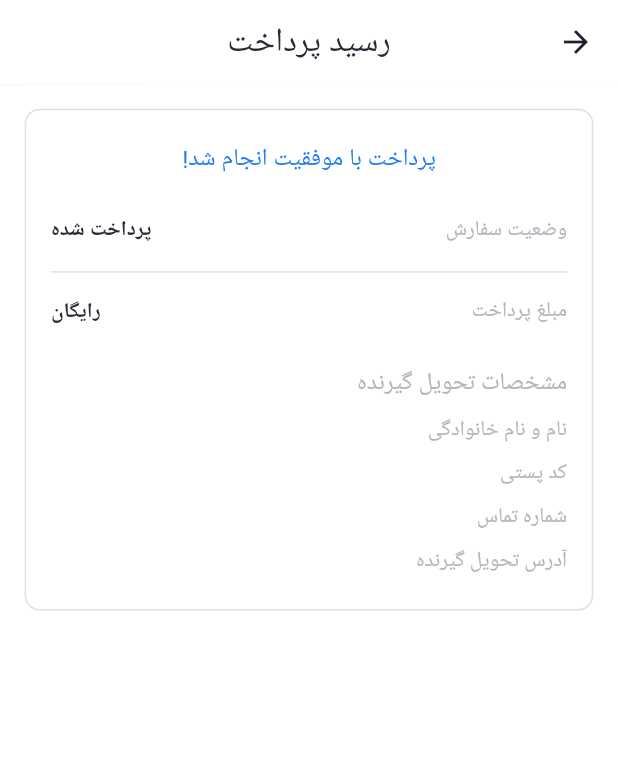
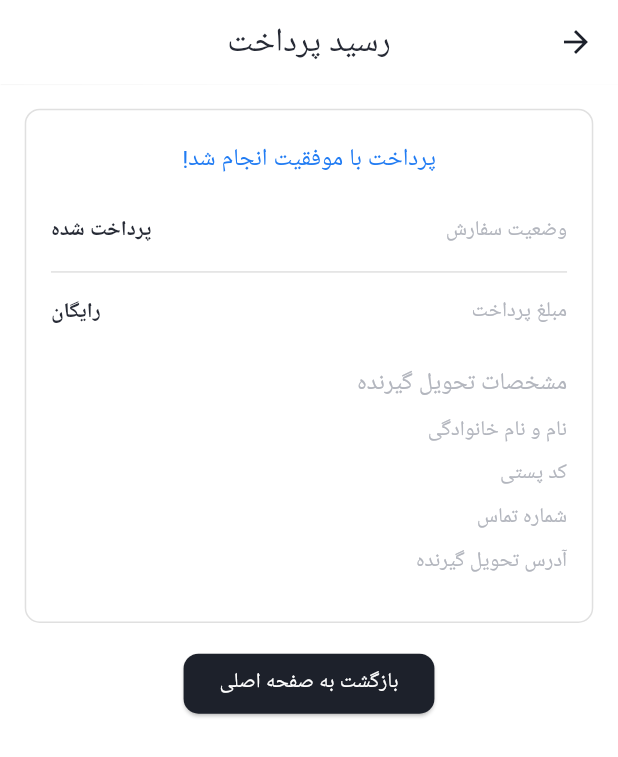
Before and after one commit to mohsen-zahed/nike-project, a Flutter app: the PaymentDoneScreen screen opened directly with empty values, on a phone screen of 412 x 824 dp. Shown: the top 757 px of the screen. Run offline on Flutter 3.47's test engine with Material 3 defaults, Android fonts, the phone set to English and light mode, and no system bars; our stand-ins replace cached_network_image, dio, easy_localization, equatable, flutter_bloc, flutter_svg and 3 more; accounts and stored records are empty; network calls fail; Roboto replaces fonts that are missing (IranYekan); project files that could hold a hidden picture were left out.

Commit message:
backToHomeButton added to payment_done_scree✅

```diff
--- a/lib/features/presenation/screens/home_screens/bottom_navigation_bar_screens/cart_screen/sub_screens/payment_done_screen/payment_done_screen.dart
+++ b/lib/features/presenation/screens/home_screens/bottom_navigation_bar_screens/cart_screen/sub_screens/payment_done_screen/payment_done_screen.dart
@@ -7,6 +7,7 @@ import 'package:nike_project/functions/theme_checker.dart';
 import 'package:nike_project/translations/locale_keys.g.dart';
 import 'package:nike_project/utils/currency_unit_extension.dart';
 import 'package:nike_project/utils/media_query.dart';
+import 'package:nike_project/features/presenation/screens/home_screens/bottom_navigation_bar_screens/cart_screen/sub_screens/payment_done_screen/widgets/back_to_home_button.dart';
 
 class PaymentDoneScreen extends StatelessWidget {
   final int payablePrice;
@@ -29,9 +30,12 @@ class PaymentDoneScreen extends StatelessWidget {
         title: Text(LocaleKeys.payment_bill_text.tr()),
       ),
       body: SingleChildScrollView(
-        child: Container(
+        child: Column(
+          children: [
+            Container(
               margin: EdgeInsets.symmetric(
-              horizontal: getMediaQueryWidth(context, kDefaultPaddingWidth20),
+                  horizontal:
+                      getMediaQueryWidth(context, kDefaultPaddingWidth20),
                   vertical: getMediaQueryHeight(context, 0.02)),
               decoration: BoxDecoration(
                 border: Border.all(
@@ -96,12 +100,21 @@ class PaymentDoneScreen extends StatelessWidget {
                         TwoTextsWidgetsHorizontally(
                             title: LocaleKeys.client_address_text.tr(),
                             value: address),
+                        SizedBox(height: getMediaQueryHeight(context, 0.01)),
                       ],
                     ),
                   ],
                 ),
               ),
             ),
+            BackToHomeButton(
+              onPressed: () {
+                Navigator.of(context).popUntil((route) => route.isFirst);
+              },
+              child: Text(LocaleKeys.back_to_home.tr()),
+            ),
+          ],
+        ),
       ),
     );
   }
--- /dev/null
+++ b/lib/features/presenation/screens/home_screens/bottom_navigation_bar_screens/cart_screen/sub_screens/payment_done_screen/widgets/back_to_home_button.dart
@@ -0,0 +1,26 @@
+import 'package:flutter/material.dart';
+
+// ignore: must_be_immutable
+class BackToHomeButton extends StatelessWidget {
+  final VoidCallback onPressed;
+  final Widget child;
+  double borderRadius;
+  BackToHomeButton({
+    super.key,
+    required this.onPressed,
+    required this.child,
+    this.borderRadius = 10,
+  });
+
+  @override
+  Widget build(BuildContext context) {
+    return ElevatedButton(
+      style: ElevatedButton.styleFrom(
+        shape: RoundedRectangleBorder(
+            borderRadius: BorderRadius.circular(borderRadius)),
+      ),
+      onPressed: onPressed,
+      child: child,
+    );
+  }
+}
```
Lines whose indentation alone changed are shown as unchanged.
